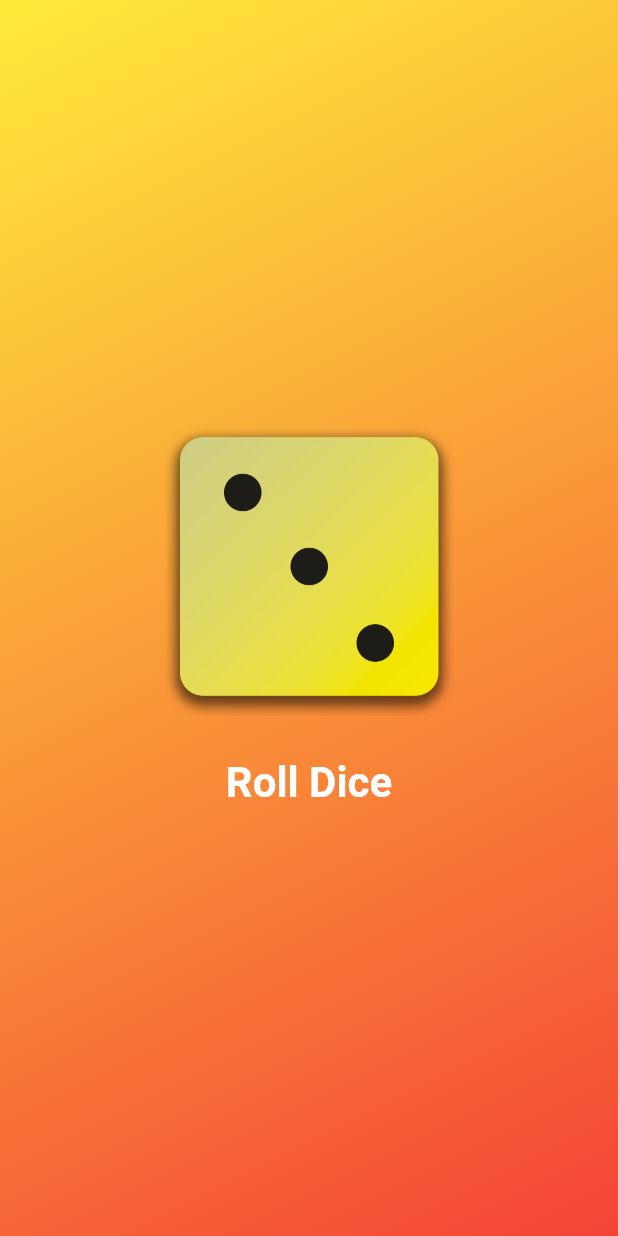
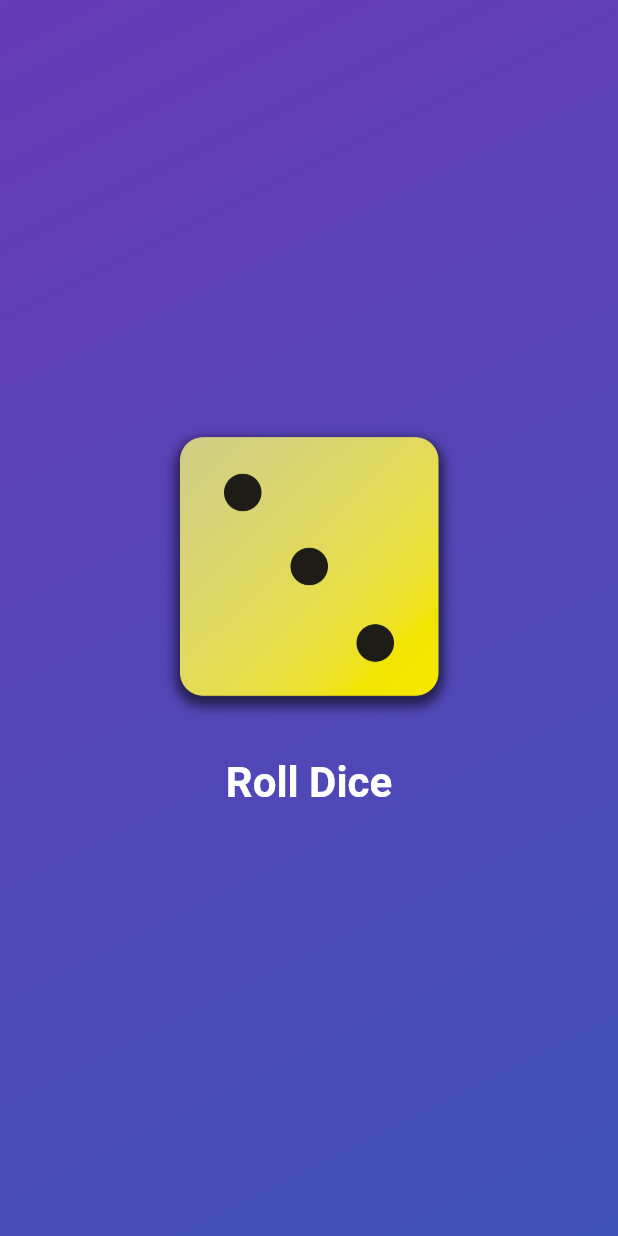
Before and after one commit to lucasgrocha/flutter-learning, a Flutter app: the screen it shows after launch, on a phone screen of 412 x 824 dp. Run offline on Flutter 3.47's test engine with Material 3 defaults, Android fonts, the phone set to English and light mode, and no system bars.

```diff
--- a/first_app/lib/dice_roller.dart
+++ b/first_app/lib/dice_roller.dart
@@ -29,7 +29,10 @@ class _DiceRollerState extends State<DiceRoller> {
     return Column(
       mainAxisSize: MainAxisSize.min,
       children: [
-        Image.asset('assets/images/dice-$currentDiceRoll.png', width: 200),
+        Image.asset(
+          'assets/images/dice-$currentDiceRoll.png',
+          width: 200,
+        ),
         const SizedBox(
           height: 20,
         ),
--- a/first_app/lib/gradient_container.dart
+++ b/first_app/lib/gradient_container.dart
@@ -13,7 +13,7 @@ class GradientContainer extends StatelessWidget {
 
   // Using multiple constructors for the same class
   const GradientContainer.colored({super.key})
-      : colors = const [Colors.yellow, Colors.red];
+      : colors = const [Colors.deepPurple, Colors.indigo];
 
   final List<Color> colors;
   // OR
```
